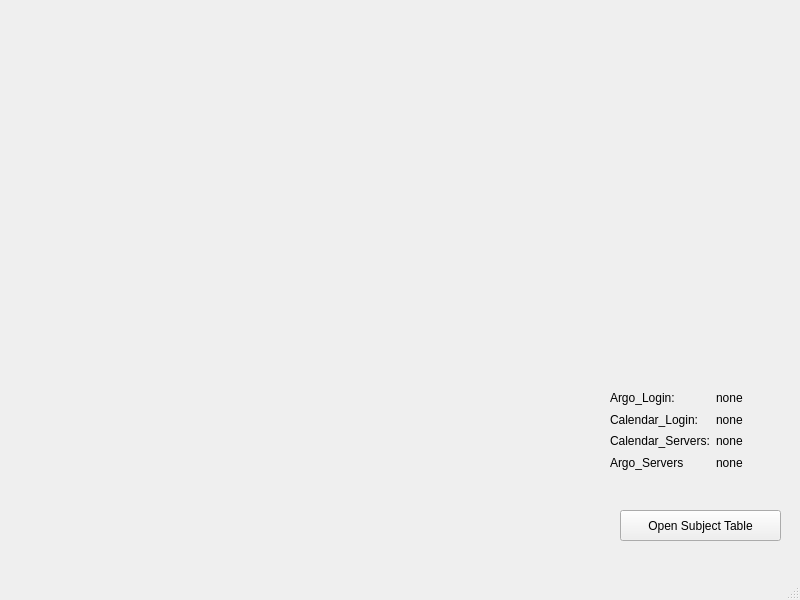
First picture: the form in Argo_Notifier/Main.ui, repository creeloper27/Argo_Notifier, before the edit.
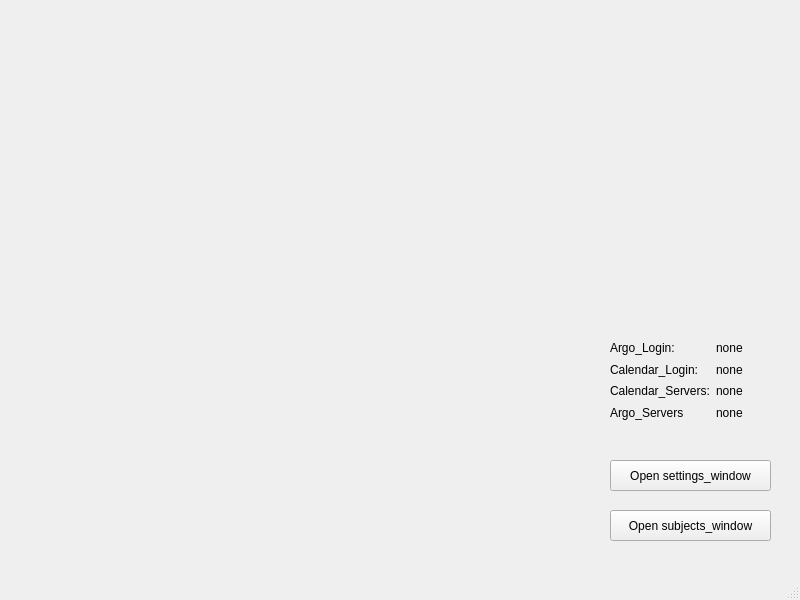
Second picture: the form after the edit.

Commit message: added settings and scheduler

```diff
--- a/Argo_Notifier/Main.ui
+++ b/Argo_Notifier/Main.ui
@@ -17,21 +17,21 @@
    <widget class="QPushButton" name="open_subject_name_button">
     <property name="geometry">
      <rect>
-      <x>620</x>
+      <x>610</x>
       <y>510</y>
       <width>161</width>
       <height>31</height>
      </rect>
     </property>
     <property name="text">
-     <string>Open Subject Table</string>
+     <string>Open subjects_window</string>
     </property>
    </widget>
    <widget class="QWidget" name="gridLayoutWidget">
     <property name="geometry">
      <rect>
       <x>610</x>
-      <y>390</y>
+      <y>340</y>
       <width>160</width>
       <height>80</height>
      </rect>
@@ -95,6 +95,19 @@
      </item>
     </layout>
    </widget>
+   <widget class="QPushButton" name="open_settings_Button">
+    <property name="geometry">
+     <rect>
+      <x>610</x>
+      <y>460</y>
+      <width>161</width>
+      <height>31</height>
+     </rect>
+    </property>
+    <property name="text">
+     <string>Open settings_window</string>
+    </property>
+   </widget>
   </widget>
   <widget class="QMenuBar" name="menubar">
    <property name="geometry">
```
Left out of the diff: 41 changed lines with no effect on the pictures. The commit also changes 16 other files.
